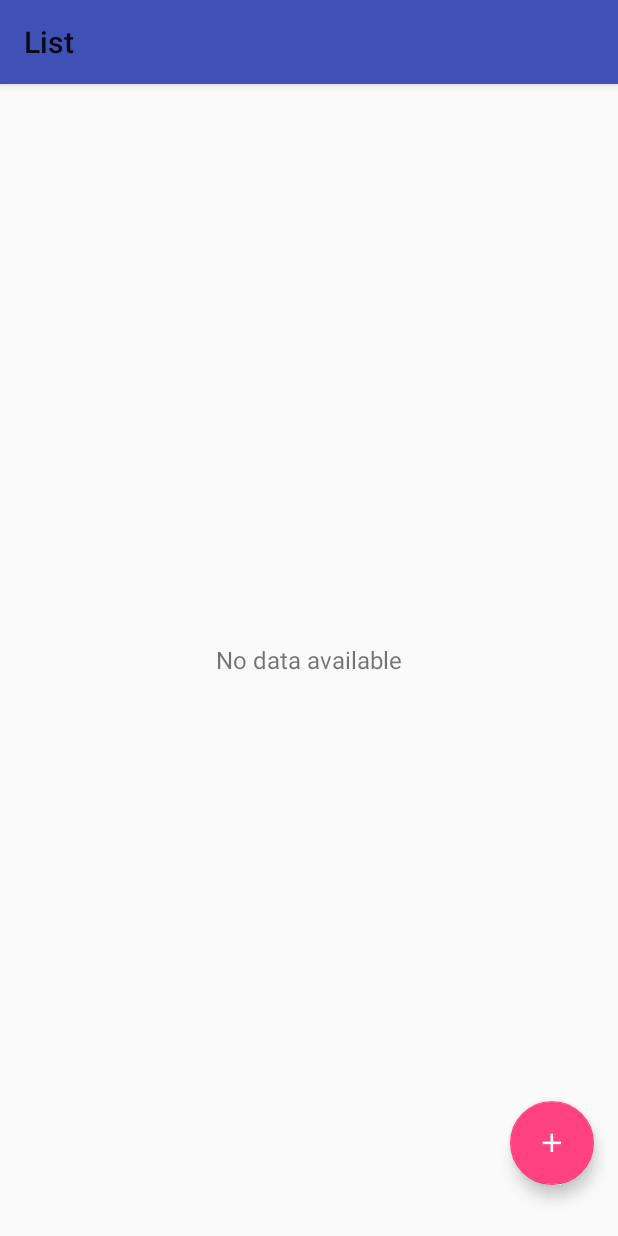
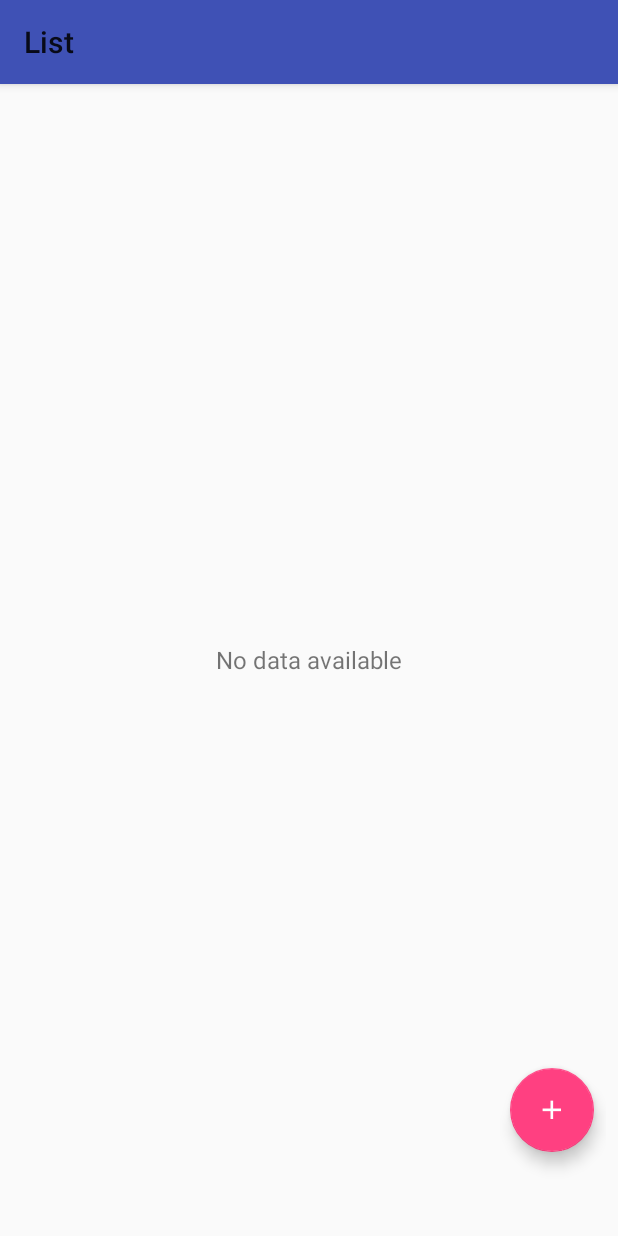
Before and after one commit to LuisLe2207/MyLovelyPlace, an Android app: the screen it shows after launch (MainActivity), on a phone screen of 412 x 824 dp. Run offline under Robolectric (Android 15) with nearby library versions, the phone set to English and light mode, and no system bars; our stand-ins replace ButterKnife, Dagger/Hilt's generated code; libraries missing offline, so code that uses them is left out: com.makeramen.roundedimageview; 1 statement that could not run was skipped.

Commit message:
Fix Place screen layout, fix multiscreen size, orientation display

```diff
--- a/app/src/main/java/com/example/luisle/interviewtest/places/PlacesFragment.java
+++ b/app/src/main/java/com/example/luisle/interviewtest/places/PlacesFragment.java
@@ -4,6 +4,7 @@ import android.content.Context;
 import android.os.Bundle;
 import android.support.annotation.NonNull;
 import android.support.annotation.Nullable;
+import android.support.design.widget.FloatingActionButton;
 import android.support.v4.app.Fragment;
 import android.support.v7.widget.LinearLayoutManager;
 import android.support.v7.widget.RecyclerView;
@@ -11,7 +12,6 @@ import android.view.LayoutInflater;
 import android.view.View;
 import android.view.ViewGroup;
 import android.widget.TextView;
-import android.widget.Toast;
 
 import com.example.luisle.interviewtest.R;
 import com.example.luisle.interviewtest.adapter.PlacesAdapter;
@@ -35,6 +35,9 @@ public class PlacesFragment extends Fragment implements PlacesContract.View, Pla
 
     @BindView(R.id.txtListFrag_NoData)
     TextView txtNoData;
+
+    @BindView(R.id.fabListFrag_AddPlace)
+    FloatingActionButton fabAddPlace;
 
     @BindView(R.id.rcvListFrag_Places)
     RecyclerView rcvPlaces;
@@ -61,13 +64,31 @@ public class PlacesFragment extends Fragment implements PlacesContract.View, Pla
     @Override
     public View onCreateView(LayoutInflater inflater, @Nullable ViewGroup container, @Nullable Bundle savedInstanceState) {
 
-        View rowView = inflater.inflate(R.layout.fragment_place_list, container, false);
-        ButterKnife.bind(this, rowView);
+        View root = inflater.inflate(R.layout.fragment_place_list, container, false);
+        ButterKnife.bind(this, root);
 
         rcvPlaces.setLayoutManager(new LinearLayoutManager(getContext(), LinearLayoutManager.VERTICAL, false));
         rcvPlaces.setAdapter(placesAdapter);
+        rcvPlaces.addOnScrollListener(new RecyclerView.OnScrollListener() {
+            @Override
+            public void onScrolled(RecyclerView recyclerView, int dx, int dy) {
+                super.onScrolled(recyclerView, dx, dy);
+                if (dy > 0 && fabAddPlace.getVisibility() == View.VISIBLE) {
+                    fabAddPlace.hide();
+                } else if (dy < 0 && fabAddPlace.getVisibility() != View.VISIBLE) {
+                    fabAddPlace.show();
+                }
+            }
+        });
 
-        return rowView;
+        fabAddPlace.setOnClickListener(new View.OnClickListener() {
+            @Override
+            public void onClick(View view) {
+
+            }
+        });
+
+        return root;
     }
 
     @Override
@@ -106,11 +127,11 @@ public class PlacesFragment extends Fragment implements PlacesContract.View, Pla
 
     @Override
     public void showPlaceDetailUI(@NonNull String placeID) {
-        Toast.makeText(getContext(), "Hello", Toast.LENGTH_SHORT).show();
+
     }
 
     @Override
     public void startDirectionActivity(View v, Place place) {
-        Toast.makeText(getContext(), "Yoyo", Toast.LENGTH_SHORT).show();
+
     }
 }
--- a/app/src/main/java/com/example/luisle/interviewtest/utils/AppUtils.java
+++ b/app/src/main/java/com/example/luisle/interviewtest/utils/AppUtils.java
@@ -5,7 +5,6 @@ import android.content.res.Configuration;
 import android.graphics.Bitmap;
 import android.support.annotation.NonNull;
 import android.util.DisplayMetrics;
-import android.util.Log;
 import android.widget.ImageView;
 
 import com.makeramen.roundedimageview.RoundedDrawable;
@@ -37,16 +36,17 @@ public final class AppUtils {
         DisplayMetrics displayMetrics = new DisplayMetrics();
         activity.getWindowManager().getDefaultDisplay().getMetrics(displayMetrics);
 
-        float scaleFactor = displayMetrics.density;
-        float widthDp = displayMetrics.widthPixels / scaleFactor;
+        float widthInches = displayMetrics.widthPixels / displayMetrics.xdpi;
+        float heightInches = displayMetrics.heightPixels / displayMetrics.ydpi;
 
-        Log.d("SmallWidth", String.valueOf(widthDp));
+        double diagonalInches = Math.sqrt(Math.pow(widthInches, 2) + Math.pow(heightInches, 2));
+
 
         // Get Device Orientation
         Configuration configuration = activity.getResources().getConfiguration();
 
         // Device's smallest width and in landscape
-        return (widthDp >= 600 && Configuration.ORIENTATION_LANDSCAPE == configuration.orientation);
+        return (diagonalInches > 6.8 && Configuration.ORIENTATION_LANDSCAPE == configuration.orientation);
     }
 
     public interface Communicator {
--- a/app/src/main/res/layout/fragment_place_list.xml
+++ b/app/src/main/res/layout/fragment_place_list.xml
@@ -1,5 +1,6 @@
 <?xml version="1.0" encoding="utf-8"?>
-<FrameLayout xmlns:android="http://schemas.android.com/apk/res/android"
+<RelativeLayout
+    xmlns:android="http://schemas.android.com/apk/res/android"
     xmlns:tools="http://schemas.android.com/tools"
     android:orientation="vertical" android:layout_width="match_parent"
     android:layout_height="match_parent"
@@ -9,7 +10,7 @@
         android:id="@+id/txtListFrag_NoData"
         android:layout_width="wrap_content"
         android:layout_height="wrap_content"
-        android:layout_gravity="center"
+        android:layout_centerInParent="true"
         android:textSize="@dimen/txt_size"
         android:text="@string/text_no_data_available"
         />
@@ -26,10 +27,12 @@
         android:id="@+id/fabListFrag_AddPlace"
         android:layout_width="wrap_content"
         android:layout_height="wrap_content"
-        android:layout_gravity="bottom|end"
-        android:layout_marginBottom="26dp"
+        android:layout_alignParentRight="true"
+        android:layout_alignParentEnd="true"
+        android:layout_alignParentBottom="true"
+        android:layout_marginBottom="48dp"
         android:layout_marginRight="8dp"
         android:layout_marginEnd="8dp"
-        android:src="@mipmap/ic_add"/>
+        android:src="@mipmap/ic_add" />
 
-</FrameLayout>
+</RelativeLayout>
```
